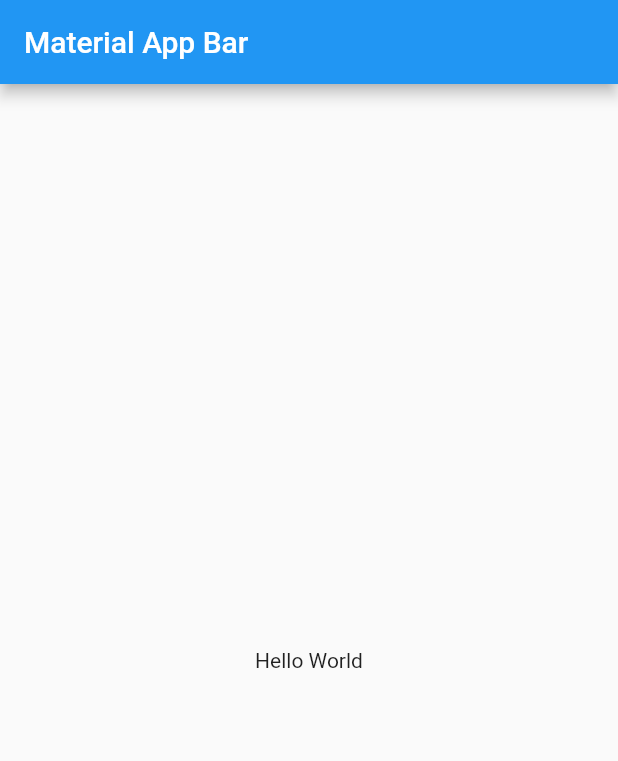
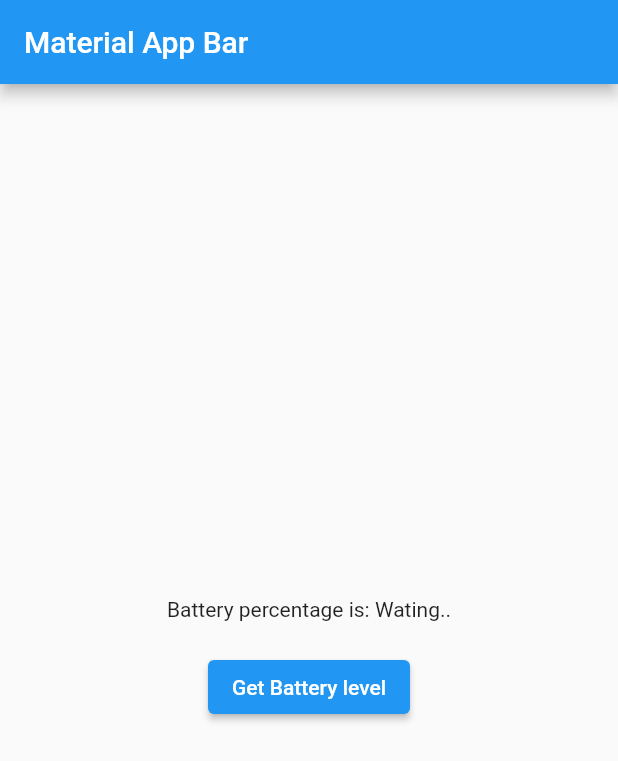
Before and after one commit to Dev-Devarsh/flutter_method_channel, a Flutter app: the screen it shows after launch, on a phone screen of 412 x 824 dp. Shown: the top 761 px of the screen. Run offline on Flutter 3.47's test engine with Material 2 defaults, Android fonts, the light colour scheme and no system bars.

Commit message:
implment getBattery method which get battery percentage and giv eto us

```diff
--- a/lib/main.dart
+++ b/lib/main.dart
@@ -1,4 +1,5 @@
 import 'package:flutter/material.dart';
+import 'package:method_channel_tut/screen/home_page.dart';
 
 void main() => runApp(const MyApp());
 
@@ -9,14 +10,7 @@ class MyApp extends StatelessWidget {
   Widget build(BuildContext context) {
     return MaterialApp(
       title: 'Material App',
-      home: Scaffold(
-        appBar: AppBar(
-          title: const Text('Material App Bar'),
-        ),
-        body: const Center(
-          child: Text('Hello World'),
-        ),
-      ),
+      home: HomePage(),
     );
   }
 }
--- /dev/null
+++ b/lib/screen/home_page.dart
@@ -0,0 +1,54 @@
+import 'dart:developer';
+
+import 'package:flutter/material.dart';
+import 'package:flutter/services.dart';
+
+class HomePage extends StatefulWidget {
+  const HomePage({
+    Key? key,
+  }) : super(key: key);
+
+  @override
+  State<HomePage> createState() => _HomePageState();
+}
+
+class _HomePageState extends State<HomePage> {
+  static const batterylevel = MethodChannel('dev-devrash/battery');
+  String getBattery = 'Wating..';
+  @override
+  Widget build(BuildContext context) {
+    return Scaffold(
+      appBar: AppBar(
+        title: const Text('Material App Bar'),
+      ),
+      body: Center(
+        child: Column(
+          mainAxisSize: MainAxisSize.min,
+          children: [
+            Text('Battery percentage is: $getBattery'),
+            const SizedBox(
+              height: 20,
+            ),
+            ElevatedButton(
+              child: Text('Get Battery level'),
+              onPressed: () async {
+                await getBatterylevel();
+              },
+            ),
+
+          ],
+        ),
+      ),
+    );
+  }
+
+  Future getBatterylevel() async {
+    final args = {'name': 'dev'};
+    final int batteryPercentage =
+        await batterylevel.invokeMethod('getBatteryLevel', args);
+    getBattery = batteryPercentage.toString();
+    setState(() {});
+  }
+
+
+}
```
